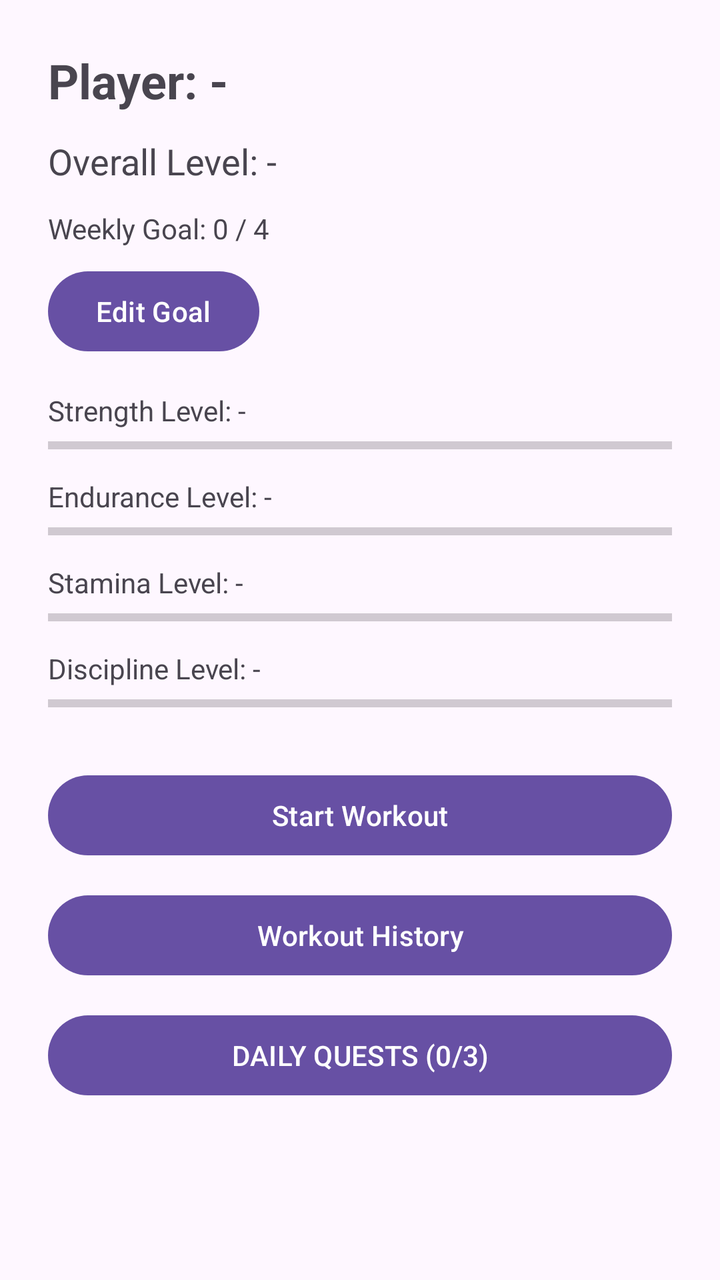
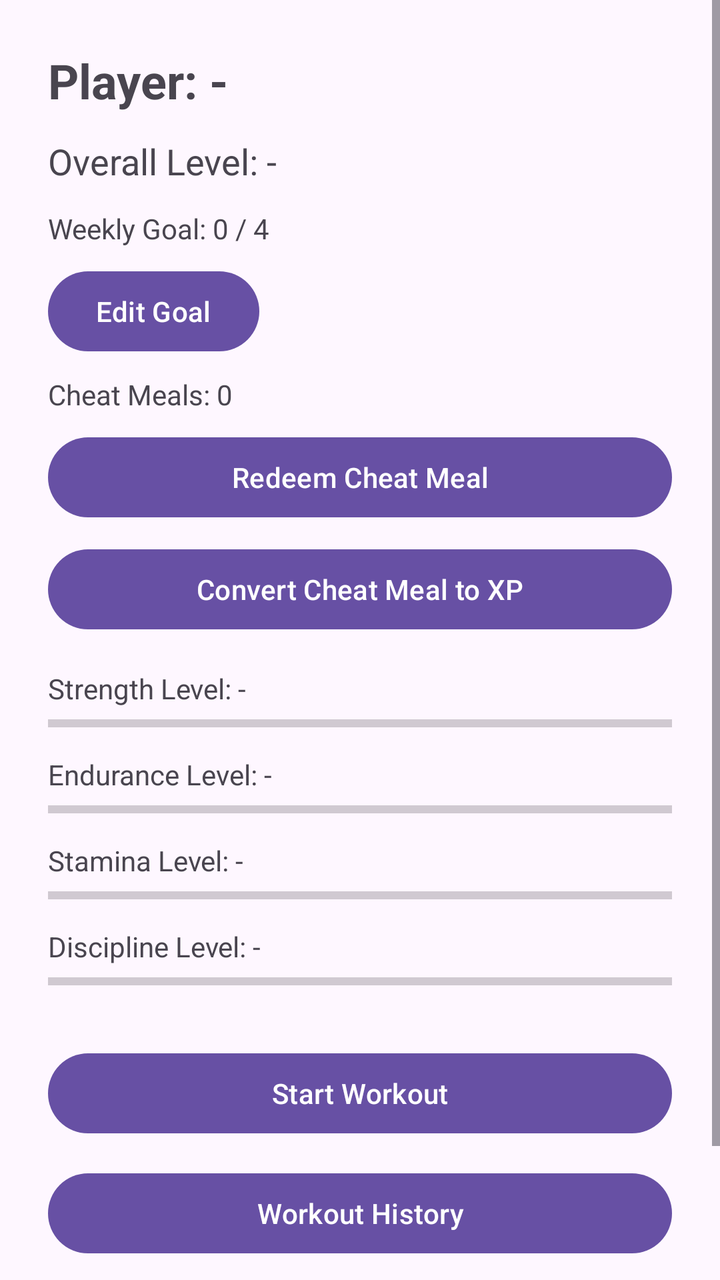

An Android layout rendered at two revisions. The XML below is the earlier revision; the diff shows what the commit changed to produce the second picture.
<!-- AndroidManifest.xml: application theme Theme.SoloLeveling -->
<!-- res/layout/activity_dashboard.xml -->
<?xml version="1.0" encoding="utf-8"?>
<ScrollView xmlns:android="http://schemas.android.com/apk/res/android"
    android:layout_width="match_parent"
    android:layout_height="match_parent">

    <LinearLayout
        android:layout_width="match_parent"
        android:layout_height="wrap_content"
        android:orientation="vertical"
        android:padding="24dp">

        <TextView
            android:id="@+id/text_player_name"
            android:layout_width="match_parent"
            android:layout_height="wrap_content"
            android:textSize="24sp"
            android:textStyle="bold"
            android:text="@string/player_name_placeholder" />

        <TextView
            android:id="@+id/text_overall_level"
            android:layout_width="match_parent"
            android:layout_height="wrap_content"
            android:layout_marginTop="12dp"
            android:textSize="18sp"
            android:text="@string/overall_level_placeholder" />

        <TextView
            android:id="@+id/text_weekly_goal"
            android:layout_width="match_parent"
            android:layout_height="wrap_content"
            android:layout_marginTop="12dp"
            android:text="Weekly Goal: 0 / 4" />

        <Button
            android:id="@+id/button_edit_goal"
            android:layout_width="wrap_content"
            android:layout_height="wrap_content"
            android:layout_marginTop="8dp"
            android:text="Edit Goal" />

        <TextView
            android:id="@+id/text_strength_level"
            android:layout_width="match_parent"
            android:layout_height="wrap_content"
            android:layout_marginTop="16dp"
            android:text="@string/strength_level_placeholder" />

        <ProgressBar
            android:id="@+id/progress_strength"
            style="?android:attr/progressBarStyleHorizontal"
            android:layout_width="match_parent"
            android:layout_height="wrap_content"
            android:max="100" />

        <TextView
            android:id="@+id/text_endurance_level"
            android:layout_width="match_parent"
            android:layout_height="wrap_content"
            android:layout_marginTop="8dp"
            android:text="@string/endurance_level_placeholder" />

        <ProgressBar
            android:id="@+id/progress_endurance"
            style="?android:attr/progressBarStyleHorizontal"
            android:layout_width="match_parent"
            android:layout_height="wrap_content"
            android:max="100" />

        <TextView
            android:id="@+id/text_stamina_level"
            android:layout_width="match_parent"
            android:layout_height="wrap_content"
            android:layout_marginTop="8dp"
            android:text="@string/stamina_level_placeholder" />

        <ProgressBar
            android:id="@+id/progress_stamina"
            style="?android:attr/progressBarStyleHorizontal"
            android:layout_width="match_parent"
            android:layout_height="wrap_content"
            android:max="100" />

        <TextView
            android:id="@+id/text_discipline_level"
            android:layout_width="match_parent"
            android:layout_height="wrap_content"
            android:layout_marginTop="8dp"
            android:text="@string/discipline_level_placeholder" />

        <ProgressBar
            android:id="@+id/progress_discipline"
            style="?android:attr/progressBarStyleHorizontal"
            android:layout_width="match_parent"
            android:layout_height="wrap_content"
            android:max="100" />


        <LinearLayout
            android:id="@+id/muscle_container"
            android:layout_width="match_parent"
            android:layout_height="wrap_content"
            android:layout_marginTop="16dp"
            android:orientation="vertical"
            android:visibility="gone">

            <TextView
                android:layout_width="match_parent"
                android:layout_height="wrap_content"
                android:text="Muscle Stats"
                android:textSize="20sp"
                android:textStyle="bold" />

            <TextView
                android:id="@+id/text_chest_level"
                android:layout_width="match_parent"
                android:layout_height="wrap_content"
                android:layout_marginTop="8dp"
                android:text="Chest Lv. 0" />

            <ProgressBar
                android:id="@+id/progress_chest"
                style="?android:attr/progressBarStyleHorizontal"
                android:layout_width="match_parent"
                android:layout_height="wrap_content"
                android:max="100" />

            <TextView
                android:id="@+id/text_back_level"
                android:layout_width="match_parent"
                android:layout_height="wrap_content"
                android:layout_marginTop="8dp"
                android:text="Back Lv. 0" />

            <ProgressBar
                android:id="@+id/progress_back"
                style="?android:attr/progressBarStyleHorizontal"
                android:layout_width="match_parent"
                android:layout_height="wrap_content"
                android:max="100" />

            <TextView
                android:id="@+id/text_legs_level"
                android:layout_width="match_parent"
                android:layout_height="wrap_content"
                android:layout_marginTop="8dp"
                android:text="Legs Lv. 0" />

            <ProgressBar
                android:id="@+id/progress_legs"
                style="?android:attr/progressBarStyleHorizontal"
                android:layout_width="match_parent"
                android:layout_height="wrap_content"
                android:max="100" />

            <TextView
                android:id="@+id/text_shoulders_level"
                android:layout_width="match_parent"
                android:layout_height="wrap_content"
                android:layout_marginTop="8dp"
                android:text="Shoulders Lv. 0" />

            <ProgressBar
                android:id="@+id/progress_shoulders"
                style="?android:attr/progressBarStyleHorizontal"
                android:layout_width="match_parent"
                android:layout_height="wrap_content"
                android:max="100" />

            <TextView
                android:id="@+id/text_arms_level"
                android:layout_width="match_parent"
                android:layout_height="wrap_content"
                android:layout_marginTop="8dp"
                android:text="Arms Lv. 0" />

            <ProgressBar
                android:id="@+id/progress_arms"
                style="?android:attr/progressBarStyleHorizontal"
                android:layout_width="match_parent"
                android:layout_height="wrap_content"
                android:max="100" />

            <TextView
                android:id="@+id/text_core_level"
                android:layout_width="match_parent"
                android:layout_height="wrap_content"
                android:layout_marginTop="8dp"
                android:text="Core Lv. 0" />

            <ProgressBar
                android:id="@+id/progress_core"
                style="?android:attr/progressBarStyleHorizontal"
                android:layout_width="match_parent"
                android:layout_height="wrap_content"
                android:max="100" />

        </LinearLayout>

        <Button
            android:id="@+id/button_start_workout"
            android:layout_width="match_parent"
            android:layout_height="wrap_content"
            android:layout_marginTop="24dp"
            android:text="@string/start_workout" />

        <Button
            android:id="@+id/button_workout_history"
            android:layout_width="match_parent"
            android:layout_height="wrap_content"
            android:layout_marginTop="12dp"
            android:text="Workout History" />

        <Button
            android:id="@+id/button_daily_quests"
            android:layout_width="match_parent"
            android:layout_height="wrap_content"
            android:layout_marginTop="12dp"
            android:text="DAILY QUESTS (0/3)" />

        <Button
            android:id="@+id/button_dev_reset"
            android:layout_width="match_parent"
            android:layout_height="wrap_content"
            android:text="DEV RESET DATABASE"
            android:layout_marginTop="24dp"
            android:visibility="gone"/>

    </LinearLayout>
</ScrollView>
<!-- resources referenced by this layout -->
<resources>
  <string name="discipline_level_placeholder">Discipline Level: -</string>
  <string name="endurance_level_placeholder">Endurance Level: -</string>
  <string name="overall_level_placeholder">Overall Level: -</string>
  <string name="player_name_placeholder">Player: -</string>
  <string name="stamina_level_placeholder">Stamina Level: -</string>
  <string name="start_workout">Start Workout</string>
  <string name="strength_level_placeholder">Strength Level: -</string>
  <style name="Theme.SoloLeveling" parent="Base.Theme.SoloLeveling" />
  <style name="Base.Theme.SoloLeveling" parent="Theme.Material3.DayNight.NoActionBar">
          
          
      </style>
</resources>

<!-- the commit's change to res/layout/activity_dashboard.xml (unified diff, before → after) -->
@@ -40,6 +40,27 @@
             android:text="Edit Goal" />
 
         <TextView
+            android:id="@+id/text_cheat_meals"
+            android:layout_width="match_parent"
+            android:layout_height="wrap_content"
+            android:layout_marginTop="8dp"
+            android:text="Cheat Meals: 0" />
+
+        <Button
+            android:id="@+id/button_redeem_cheat_meal"
+            android:layout_width="match_parent"
+            android:layout_height="wrap_content"
+            android:layout_marginTop="8dp"
+            android:text="Redeem Cheat Meal" />
+
+        <Button
+            android:id="@+id/button_convert_cheat_meal"
+            android:layout_width="match_parent"
+            android:layout_height="wrap_content"
+            android:layout_marginTop="8dp"
+            android:text="Convert Cheat Meal to XP" />
+
+        <TextView
             android:id="@+id/text_strength_level"
             android:layout_width="match_parent"
             android:layout_height="wrap_content"
